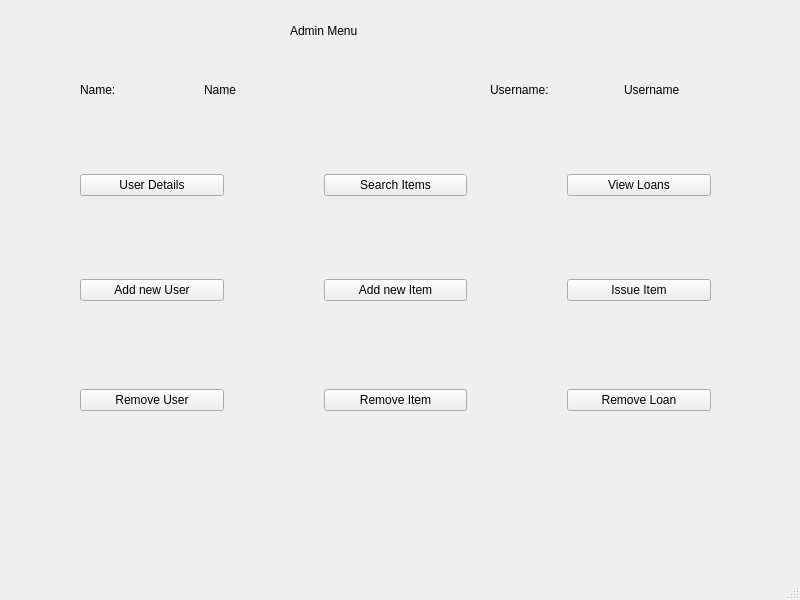
Shaoor-Munir/LibraryManagementSystem, file mainwindow.ui: the form before one commit.
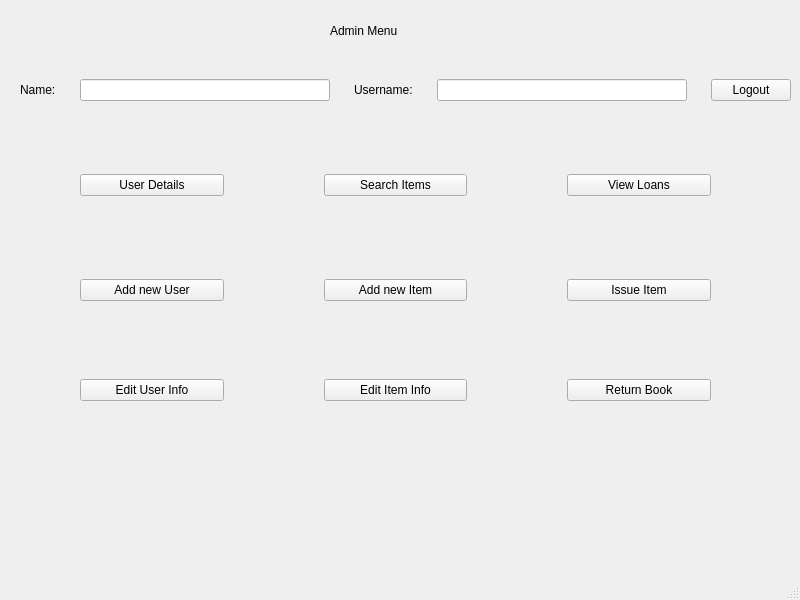
The form after the commit.

Commit message: Project nearly completed with the exception of removal of completed loans by user

The edit to the form file:
```diff
--- a/mainwindow.ui
+++ b/mainwindow.ui
@@ -17,7 +17,7 @@
    <widget class="QLabel" name="label">
     <property name="geometry">
      <rect>
-      <x>290</x>
+      <x>330</x>
       <y>0</y>
       <width>181</width>
       <height>61</height>
@@ -86,7 +86,7 @@
     <property name="geometry">
      <rect>
       <x>80</x>
-      <y>360</y>
+      <y>350</y>
       <width>631</width>
       <height>80</height>
      </rect>
@@ -101,7 +101,7 @@
         <string notr="true">font: 12pt &quot;MS Shell Dlg 2&quot;;</string>
        </property>
        <property name="text">
-        <string>Remove User</string>
+        <string>Edit User Info</string>
        </property>
       </widget>
      </item>
@@ -111,7 +111,7 @@
         <string notr="true">font: 12pt &quot;MS Shell Dlg 2&quot;;</string>
        </property>
        <property name="text">
-        <string>Remove Item</string>
+        <string>Edit Item Info</string>
        </property>
       </widget>
      </item>
@@ -121,7 +121,7 @@
         <string notr="true">font: 12pt &quot;MS Shell Dlg 2&quot;;</string>
        </property>
        <property name="text">
-        <string>Remove Loan</string>
+        <string>Return Book</string>
        </property>
       </widget>
      </item>
@@ -175,45 +175,16 @@
    <widget class="QWidget" name="horizontalLayoutWidget_4">
     <property name="geometry">
      <rect>
-      <x>490</x>
+      <x>20</x>
       <y>50</y>
-      <width>261</width>
+      <width>771</width>
       <height>80</height>
      </rect>
     </property>
-    <layout class="QHBoxLayout" name="horizontalLayout_4">
-     <item>
-      <widget class="QLabel" name="UNIndicator">
-       <property name="styleSheet">
-        <string notr="true">font: 12pt &quot;MS Shell Dlg 2&quot;;</string>
-       </property>
-       <property name="text">
-        <string>Username:</string>
-       </property>
-      </widget>
-     </item>
-     <item>
-      <widget class="QLabel" name="UNLabel">
-       <property name="styleSheet">
-        <string notr="true">font: 12pt &quot;MS Shell Dlg 2&quot;;</string>
-       </property>
-       <property name="text">
-        <string>Username</string>
-       </property>
-      </widget>
-     </item>
-    </layout>
-   </widget>
-   <widget class="QWidget" name="horizontalLayoutWidget_5">
-    <property name="geometry">
-     <rect>
-      <x>80</x>
-      <y>50</y>
-      <width>241</width>
-      <height>80</height>
-     </rect>
-    </property>
-    <layout class="QHBoxLayout" name="horizontalLayout_5">
+    <layout class="QHBoxLayout" name="horizontalLayout_6">
+     <property name="spacing">
+      <number>24</number>
+     </property>
      <item>
       <widget class="QLabel" name="NIndicator">
        <property name="styleSheet">
@@ -225,12 +196,42 @@
       </widget>
      </item>
      <item>
-      <widget class="QLabel" name="NLabel">
+      <widget class="QLineEdit" name="NLabel">
        <property name="styleSheet">
         <string notr="true">font: 12pt &quot;MS Shell Dlg 2&quot;;</string>
        </property>
+       <property name="readOnly">
+        <bool>true</bool>
+       </property>
+      </widget>
+     </item>
+     <item>
+      <widget class="QLabel" name="UNIndicator">
+       <property name="styleSheet">
+        <string notr="true">font: 12pt &quot;Calibri&quot;;</string>
+       </property>
        <property name="text">
-        <string>Name</string>
+        <string>Username:</string>
+       </property>
+      </widget>
+     </item>
+     <item>
+      <widget class="QLineEdit" name="UNLabel">
+       <property name="styleSheet">
+        <string notr="true">font: 12pt &quot;Calibri&quot;;</string>
+       </property>
+       <property name="readOnly">
+        <bool>true</bool>
+       </property>
+      </widget>
+     </item>
+     <item>
+      <widget class="QPushButton" name="logout_button">
+       <property name="styleSheet">
+        <string notr="true">font: 12pt &quot;Calibri&quot;;</string>
+       </property>
+       <property name="text">
+        <string>Logout</string>
        </property>
       </widget>
      </item>
```
Left out of the diff: 35 changed lines with no effect on the pictures. The commit also changes 37 other files.
